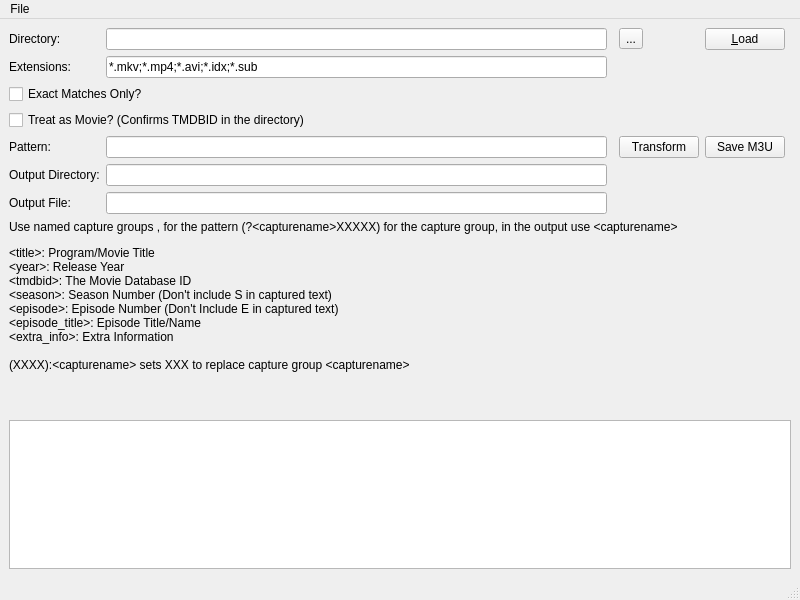
Above: MainWindow/MainWindow.ui from towel42-com/MediaManager before the change. Below: the same form after it.
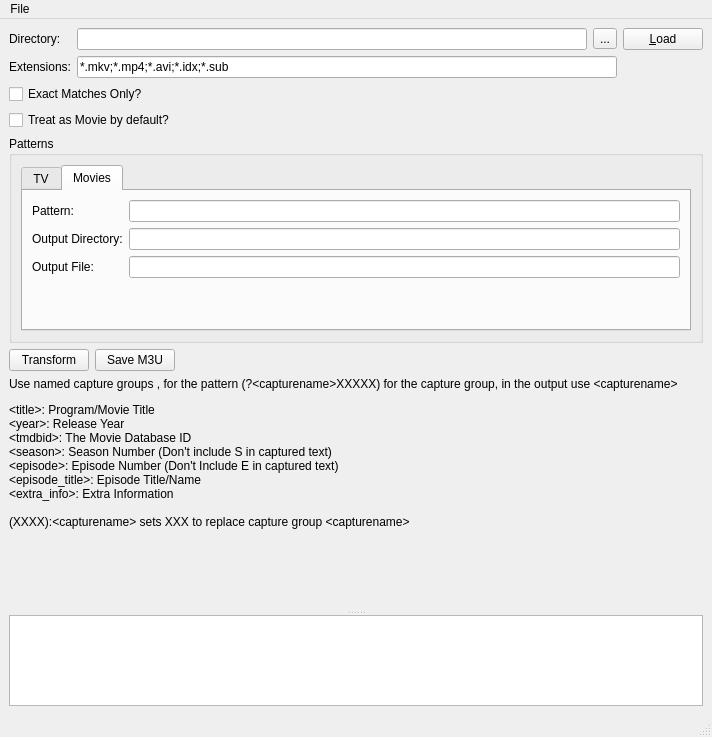
That is the form after the change. The open tabs and pages were chosen to show the change. Icons and pictures are not drawn. Custom widgets are drawn as their Qt base class.

Commit message: Start of autosearch on load

The edit to the form file:
```diff
--- a/MainWindow/MainWindow.ui
+++ b/MainWindow/MainWindow.ui
@@ -6,8 +6,8 @@
    <rect>
     <x>0</x>
     <y>0</y>
-    <width>800</width>
-    <height>600</height>
+    <width>712</width>
+    <height>737</height>
    </rect>
   </property>
   <property name="windowTitle">
@@ -18,77 +18,14 @@
     <normaloff>:/resources/open.png</normaloff>:/resources/open.png</iconset>
   </property>
   <widget class="QWidget" name="centralwidget">
+   <layout class="QVBoxLayout" name="verticalLayout_2">
+    <item>
+     <widget class="QSplitter" name="splitter">
+      <property name="orientation">
+       <enum>Qt::Vertical</enum>
+      </property>
+      <widget class="QWidget" name="">
    <layout class="QGridLayout" name="gridLayout">
-    <item row="4" column="0" colspan="2">
-     <widget class="QCheckBox" name="exactMatchesOnly">
-      <property name="text">
-       <string>Exact Matches Only?</string>
-      </property>
-     </widget>
-    </item>
-    <item row="2" column="0">
-     <widget class="QLabel" name="label_5">
-      <property name="text">
-       <string>Extensions:</string>
-      </property>
-     </widget>
-    </item>
-    <item row="8" column="1">
-     <widget class="CDelayLineEdit" name="outDirPattern">
-      <property name="sizePolicy">
-       <sizepolicy hsizetype="Expanding" vsizetype="Fixed">
-        <horstretch>0</horstretch>
-        <verstretch>0</verstretch>
-       </sizepolicy>
-      </property>
-      <property name="text">
-       <string/>
-      </property>
-     </widget>
-    </item>
-    <item row="11" column="0" colspan="6">
-     <widget class="QTreeView" name="files">
-      <property name="editTriggers">
-       <set>QAbstractItemView::NoEditTriggers</set>
-      </property>
-      <property name="alternatingRowColors">
-       <bool>true</bool>
-      </property>
-      <property name="sortingEnabled">
-       <bool>true</bool>
-      </property>
-     </widget>
-    </item>
-    <item row="0" column="1">
-     <widget class="CDelayLineEdit" name="directory">
-      <property name="sizePolicy">
-       <sizepolicy hsizetype="Expanding" vsizetype="Fixed">
-        <horstretch>0</horstretch>
-        <verstretch>0</verstretch>
-       </sizepolicy>
-      </property>
-     </widget>
-    </item>
-    <item row="10" column="0" colspan="6">
-     <widget class="QLabel" name="label_3">
-      <property name="text">
-       <string>&lt;html&gt;&lt;head/&gt;&lt;body&gt;&lt;p&gt;Use named capture groups , for the pattern (?&amp;lt;capturename&amp;gt;XXXXX) for the capture group, in the output use &amp;lt;capturename&amp;gt;&lt;/p&gt;&lt;p&gt;&amp;lt;title&amp;gt;: Program/Movie Title&lt;br/&gt;&amp;lt;year&amp;gt;: Release Year&lt;br/&gt;&amp;lt;tmdbid&amp;gt;: The Movie Database ID&lt;br/&gt;&amp;lt;season&amp;gt;: Season Number (Don't include S in captured text)&lt;br/&gt;&amp;lt;episode&amp;gt;: Episode Number (Don't Include E in captured text)&lt;br/&gt;&amp;lt;episode_title&amp;gt;: Episode Title/Name&lt;br/&gt;&amp;lt;extra_info&amp;gt;: Extra Information&lt;br/&gt;&lt;br/&gt;(XXXX):&amp;lt;capturename&amp;gt; sets XXX to replace capture group &amp;lt;capturename&amp;gt;&lt;br/&gt;&lt;br/&gt;&lt;br/&gt;&lt;/p&gt;&lt;/body&gt;&lt;/html&gt;</string>
-      </property>
-      <property name="wordWrap">
-       <bool>true</bool>
-      </property>
-     </widget>
-    </item>
-    <item row="9" column="1">
-     <widget class="CDelayLineEdit" name="outFilePattern"/>
-    </item>
-    <item row="8" column="0">
-     <widget class="QLabel" name="label_4">
-      <property name="text">
-       <string>Output Directory:</string>
-      </property>
-     </widget>
-    </item>
     <item row="0" column="0">
      <widget class="QLabel" name="label">
       <property name="text">
@@ -96,28 +33,17 @@
       </property>
      </widget>
     </item>
-    <item row="6" column="0">
-     <widget class="QLabel" name="label_2">
-      <property name="text">
-       <string>Pattern:</string>
+        <item row="0" column="1">
+         <widget class="CDelayLineEdit" name="directory">
+          <property name="sizePolicy">
+           <sizepolicy hsizetype="Expanding" vsizetype="Fixed">
+            <horstretch>0</horstretch>
+            <verstretch>0</verstretch>
+           </sizepolicy>
       </property>
      </widget>
     </item>
-    <item row="0" column="4">
-     <widget class="QPushButton" name="btnLoad">
-      <property name="text">
-       <string>&amp;Load</string>
-      </property>
-     </widget>
-    </item>
-    <item row="6" column="4">
-     <widget class="QPushButton" name="btnSaveM3U">
-      <property name="text">
-       <string>Save M3U</string>
-      </property>
-     </widget>
-    </item>
-    <item row="0" column="3">
+        <item row="0" column="2">
      <widget class="QToolButton" name="btnSelectDir">
       <property name="text">
        <string>...</string>
@@ -128,34 +54,180 @@
       </property>
      </widget>
     </item>
-    <item row="6" column="1">
-     <widget class="CDelayLineEdit" name="inPattern">
-      <property name="sizePolicy">
-       <sizepolicy hsizetype="Expanding" vsizetype="Fixed">
-        <horstretch>0</horstretch>
-        <verstretch>0</verstretch>
-       </sizepolicy>
-      </property>
+        <item row="0" column="3">
+         <widget class="QPushButton" name="btnLoad">
+          <property name="text">
+           <string>&amp;Load</string>
+          </property>
+         </widget>
+        </item>
+        <item row="1" column="0">
+         <widget class="QLabel" name="label_5">
       <property name="text">
-       <string/>
+           <string>Extensions:</string>
       </property>
      </widget>
     </item>
-    <item row="9" column="0">
+        <item row="4" column="0" colspan="4">
+         <widget class="QGroupBox" name="groupBox">
+          <property name="title">
+           <string>Patterns</string>
+          </property>
+          <layout class="QVBoxLayout" name="verticalLayout">
+           <item>
+            <widget class="QTabWidget" name="tabWidget">
+             <property name="currentIndex">
+              <number>0</number>
+             </property>
+             <widget class="QWidget" name="tvPatternsPage">
+              <attribute name="title">
+               <string>TV</string>
+              </attribute>
+              <layout class="QGridLayout" name="gridLayout_2">
+               <item row="1" column="1">
+                <widget class="CDelayLineEdit" name="tvOutFilePattern"/>
+               </item>
+               <item row="0" column="0">
+                <widget class="QLabel" name="label_2">
+                 <property name="text">
+                  <string>Pattern:</string>
+                 </property>
+                </widget>
+               </item>
+               <item row="1" column="0">
      <widget class="QLabel" name="label_6">
       <property name="text">
        <string>Output File:</string>
       </property>
      </widget>
     </item>
-    <item row="6" column="3">
-     <widget class="QPushButton" name="btnTransform">
+               <item row="0" column="1">
+                <widget class="CDelayLineEdit" name="tvInPattern">
+                 <property name="sizePolicy">
+                  <sizepolicy hsizetype="Expanding" vsizetype="Fixed">
+                   <horstretch>0</horstretch>
+                   <verstretch>0</verstretch>
+                  </sizepolicy>
+                 </property>
       <property name="text">
-       <string>Transform</string>
+                  <string/>
+                 </property>
+                </widget>
+               </item>
+               <item row="2" column="0">
+                <spacer name="verticalSpacer">
+                 <property name="orientation">
+                  <enum>Qt::Vertical</enum>
+                 </property>
+                 <property name="sizeHint" stdset="0">
+                  <size>
+                   <width>20</width>
+                   <height>40</height>
+                  </size>
+                 </property>
+                </spacer>
+               </item>
+              </layout>
+             </widget>
+             <widget class="QWidget" name="moviePatternsPage">
+              <attribute name="title">
+               <string>Movies</string>
+              </attribute>
+              <layout class="QGridLayout" name="gridLayout_3">
+               <item row="0" column="1">
+                <widget class="CDelayLineEdit" name="movieInPattern">
+                 <property name="sizePolicy">
+                  <sizepolicy hsizetype="Expanding" vsizetype="Fixed">
+                   <horstretch>0</horstretch>
+                   <verstretch>0</verstretch>
+                  </sizepolicy>
+                 </property>
+                 <property name="text">
+                  <string/>
+                 </property>
+                </widget>
+               </item>
+               <item row="2" column="0">
+                <widget class="QLabel" name="label_7">
+                 <property name="text">
+                  <string>Output File:</string>
+                 </property>
+                </widget>
+               </item>
+               <item row="1" column="0">
+                <widget class="QLabel" name="label_9">
+                 <property name="text">
+                  <string>Output Directory:</string>
+                 </property>
+                </widget>
+               </item>
+               <item row="0" column="0">
+                <widget class="QLabel" name="label_8">
+                 <property name="text">
+                  <string>Pattern:</string>
+                 </property>
+                </widget>
+               </item>
+               <item row="1" column="1">
+                <widget class="CDelayLineEdit" name="movieOutDirPattern">
+                 <property name="sizePolicy">
+                  <sizepolicy hsizetype="Expanding" vsizetype="Fixed">
+                   <horstretch>0</horstretch>
+                   <verstretch>0</verstretch>
+                  </sizepolicy>
+                 </property>
+                 <property name="text">
+                  <string/>
       </property>
      </widget>
     </item>
     <item row="2" column="1">
+                <widget class="CDelayLineEdit" name="movieOutFilePattern"/>
+               </item>
+               <item row="3" column="0">
+                <spacer name="verticalSpacer_2">
+                 <property name="orientation">
+                  <enum>Qt::Vertical</enum>
+                 </property>
+                 <property name="sizeHint" stdset="0">
+                  <size>
+                   <width>20</width>
+                   <height>40</height>
+                  </size>
+                 </property>
+                </spacer>
+               </item>
+              </layout>
+             </widget>
+            </widget>
+           </item>
+          </layout>
+         </widget>
+        </item>
+        <item row="6" column="0" colspan="4">
+         <widget class="QLabel" name="label_3">
+          <property name="text">
+           <string>&lt;html&gt;&lt;head/&gt;&lt;body&gt;&lt;p&gt;Use named capture groups , for the pattern (?&amp;lt;capturename&amp;gt;XXXXX) for the capture group, in the output use &amp;lt;capturename&amp;gt;&lt;/p&gt;&lt;p&gt;&amp;lt;title&amp;gt;: Program/Movie Title&lt;br/&gt;&amp;lt;year&amp;gt;: Release Year&lt;br/&gt;&amp;lt;tmdbid&amp;gt;: The Movie Database ID&lt;br/&gt;&amp;lt;season&amp;gt;: Season Number (Don't include S in captured text)&lt;br/&gt;&amp;lt;episode&amp;gt;: Episode Number (Don't Include E in captured text)&lt;br/&gt;&amp;lt;episode_title&amp;gt;: Episode Title/Name&lt;br/&gt;&amp;lt;extra_info&amp;gt;: Extra Information&lt;br/&gt;&lt;br/&gt;(XXXX):&amp;lt;capturename&amp;gt; sets XXX to replace capture group &amp;lt;capturename&amp;gt;&lt;/p&gt;&lt;/body&gt;&lt;/html&gt;</string>
+          </property>
+          <property name="wordWrap">
+           <bool>true</bool>
+          </property>
+         </widget>
+        </item>
+        <item row="7" column="0">
+         <spacer name="verticalSpacer_3">
+          <property name="orientation">
+           <enum>Qt::Vertical</enum>
+          </property>
+          <property name="sizeHint" stdset="0">
+           <size>
+            <width>20</width>
+            <height>40</height>
+           </size>
+          </property>
+         </spacer>
+        </item>
+        <item row="1" column="1" colspan="2">
      <widget class="CDelayLineEdit" name="extensions">
       <property name="sizePolicy">
        <sizepolicy hsizetype="Expanding" vsizetype="Fixed">
@@ -168,11 +240,70 @@
       </property>
      </widget>
     </item>
-    <item row="5" column="0" colspan="2">
+        <item row="3" column="0" colspan="3">
      <widget class="QCheckBox" name="treatAsMovie">
       <property name="text">
-       <string>Treat as Movie? (Confirms TMDBID in the directory)</string>
-      </property>
+           <string>Treat as Movie by default?</string>
+          </property>
+         </widget>
+        </item>
+        <item row="2" column="0" colspan="3">
+         <widget class="QCheckBox" name="exactMatchesOnly">
+          <property name="text">
+           <string>Exact Matches Only?</string>
+          </property>
+         </widget>
+        </item>
+        <item row="5" column="0" colspan="4">
+         <layout class="QHBoxLayout" name="horizontalLayout">
+          <item>
+           <widget class="QPushButton" name="btnTransform">
+            <property name="text">
+             <string>Transform</string>
+            </property>
+           </widget>
+          </item>
+          <item>
+           <widget class="QPushButton" name="btnSaveM3U">
+            <property name="text">
+             <string>Save M3U</string>
+            </property>
+           </widget>
+          </item>
+          <item>
+           <spacer name="horizontalSpacer">
+            <property name="orientation">
+             <enum>Qt::Horizontal</enum>
+            </property>
+            <property name="sizeHint" stdset="0">
+             <size>
+              <width>40</width>
+              <height>20</height>
+             </size>
+            </property>
+           </spacer>
+          </item>
+         </layout>
+        </item>
+       </layout>
+      </widget>
+      <widget class="QTreeView" name="files">
+       <property name="sizePolicy">
+        <sizepolicy hsizetype="Expanding" vsizetype="Expanding">
+         <horstretch>0</horstretch>
+         <verstretch>2</verstretch>
+        </sizepolicy>
+       </property>
+       <property name="editTriggers">
+        <set>QAbstractItemView::NoEditTriggers</set>
+       </property>
+       <property name="alternatingRowColors">
+        <bool>true</bool>
+       </property>
+       <property name="sortingEnabled">
+        <bool>true</bool>
+       </property>
+      </widget>
      </widget>
     </item>
    </layout>
@@ -182,7 +313,7 @@
     <rect>
      <x>0</x>
      <y>0</y>
-     <width>800</width>
+     <width>712</width>
      <height>22</height>
     </rect>
    </property>
```
Left out of the diff: 11 changed lines with no effect on the pictures. Lines whose indentation alone changed are shown as unchanged. The commit also changes 2 other files.
